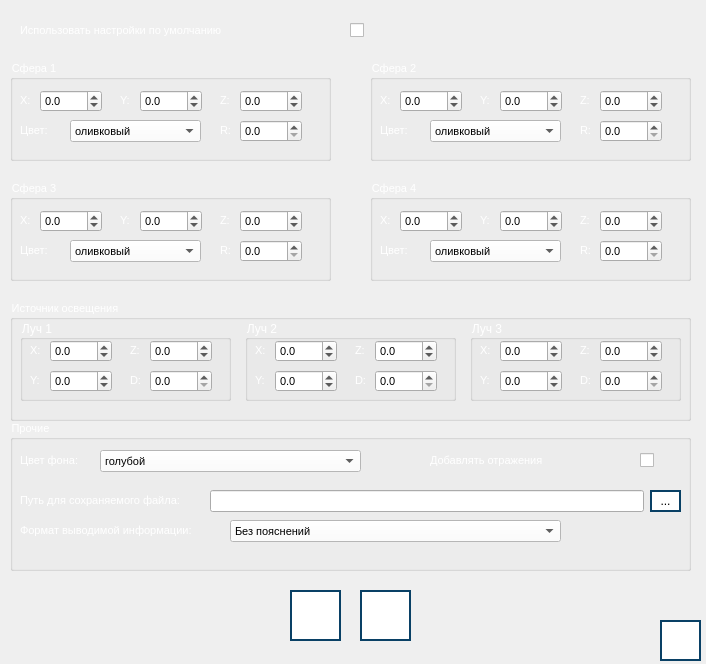
First picture: the form in optiondemowindow.ui, repository RCh-stack/ray-tracing-alpha-1.3, before the edit.
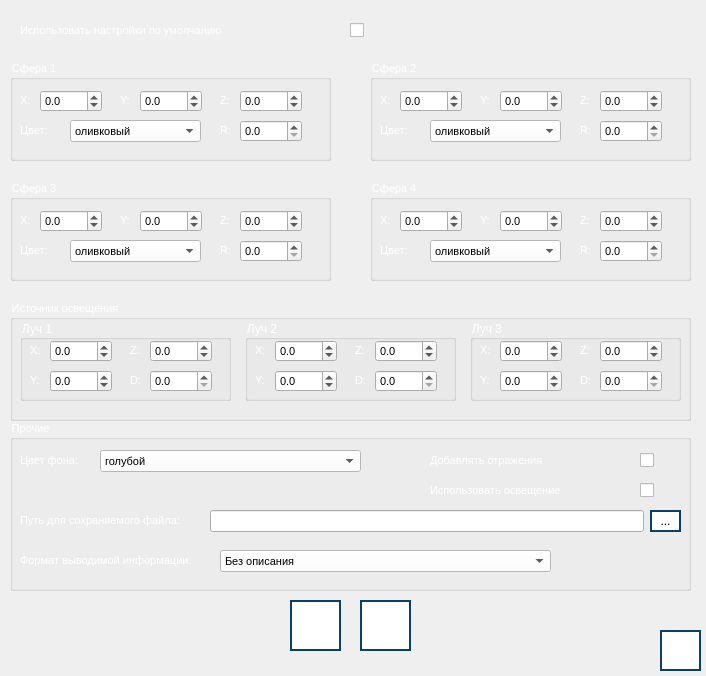
Second picture: the form after the edit. Icons and pictures are not drawn.

```diff
--- a/optiondemowindow.ui
+++ b/optiondemowindow.ui
@@ -7,7 +7,7 @@
     <x>0</x>
     <y>0</y>
     <width>706</width>
-    <height>664</height>
+    <height>676</height>
    </rect>
   </property>
   <property name="windowTitle">
@@ -1164,7 +1164,7 @@
      <x>10</x>
      <y>420</y>
      <width>681</width>
-     <height>151</height>
+     <height>171</height>
     </rect>
    </property>
    <property name="font">
@@ -1182,7 +1182,7 @@
     <property name="geometry">
      <rect>
       <x>10</x>
-      <y>70</y>
+      <y>90</y>
       <width>181</width>
       <height>21</height>
      </rect>
@@ -1203,7 +1203,7 @@
     <property name="geometry">
      <rect>
       <x>10</x>
-      <y>100</y>
+      <y>130</y>
       <width>211</width>
       <height>21</height>
      </rect>
@@ -1223,8 +1223,8 @@
    <widget class="QComboBox" name="other_format">
     <property name="geometry">
      <rect>
-      <x>220</x>
-      <y>100</y>
+      <x>210</x>
+      <y>130</y>
       <width>331</width>
       <height>22</height>
      </rect>
@@ -1241,7 +1241,12 @@
     </property>
     <item>
      <property name="text">
-      <string>Без пояснений</string>
+      <string>Без описания</string>
+     </property>
+    </item>
+    <item>
+     <property name="text">
+      <string>Краткое описание каждого шага</string>
      </property>
     </item>
     <item>
@@ -1254,7 +1259,7 @@
     <property name="geometry">
      <rect>
       <x>200</x>
-      <y>70</y>
+      <y>90</y>
       <width>434</width>
       <height>22</height>
      </rect>
@@ -1267,7 +1272,7 @@
     <property name="geometry">
      <rect>
       <x>640</x>
-      <y>70</y>
+      <y>90</y>
       <width>31</width>
       <height>22</height>
      </rect>
@@ -1401,12 +1406,57 @@
      </size>
     </property>
    </widget>
+   <widget class="QLabel" name="label_38">
+    <property name="geometry">
+     <rect>
+      <x>420</x>
+      <y>60</y>
+      <width>191</width>
+      <height>21</height>
+     </rect>
+    </property>
+    <property name="font">
+     <font>
+      <pointsize>8</pointsize>
+     </font>
+    </property>
+    <property name="styleSheet">
+     <string notr="true">color: rgb(255, 255, 255);</string>
+    </property>
+    <property name="text">
+     <string>&lt;html&gt;&lt;head/&gt;&lt;body&gt;&lt;p&gt;Использовать освещение&lt;/p&gt;&lt;/body&gt;&lt;/html&gt;</string>
+    </property>
+   </widget>
+   <widget class="QCheckBox" name="global_is_light">
+    <property name="geometry">
+     <rect>
+      <x>630</x>
+      <y>60</y>
+      <width>20</width>
+      <height>21</height>
+     </rect>
+    </property>
+    <property name="font">
+     <font>
+      <pointsize>8</pointsize>
+     </font>
+    </property>
+    <property name="text">
+     <string/>
+    </property>
+    <property name="iconSize">
+     <size>
+      <width>50</width>
+      <height>50</height>
+     </size>
+    </property>
+   </widget>
   </widget>
   <widget class="QPushButton" name="button_start">
    <property name="geometry">
     <rect>
      <x>290</x>
-     <y>590</y>
+     <y>600</y>
      <width>51</width>
      <height>51</height>
     </rect>
@@ -1448,7 +1498,7 @@
    <property name="geometry">
     <rect>
      <x>360</x>
-     <y>590</y>
+     <y>600</y>
      <width>51</width>
      <height>51</height>
     </rect>
@@ -1490,7 +1540,7 @@
    <property name="geometry">
     <rect>
      <x>660</x>
-     <y>620</y>
+     <y>630</y>
      <width>41</width>
      <height>41</height>
     </rect>
```
